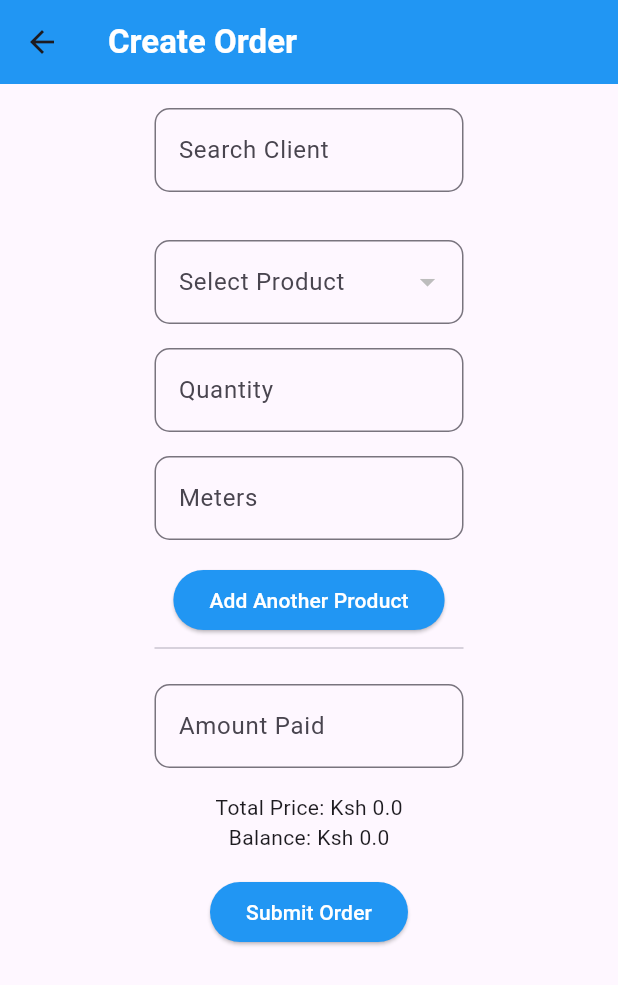
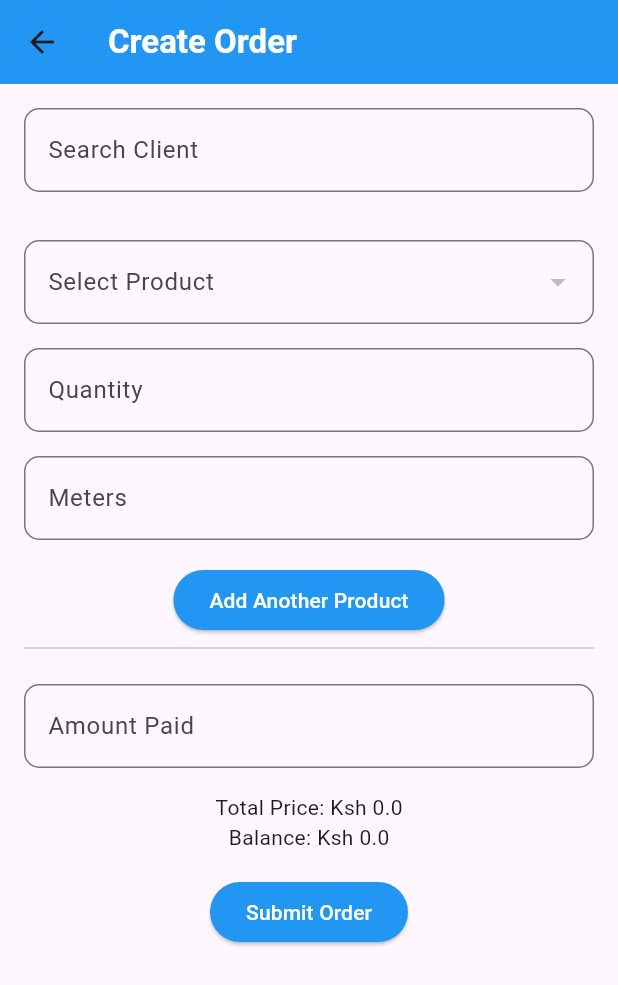
Before and after one commit to wycliffetyrell/halisicrm, a Flutter app: the OrdersPage screen opened by its route, on a phone screen of 412 x 824 dp. Shown: the top 985 px of the screen. Run offline on Flutter 3.47's test engine with Material 3 defaults, Android fonts, the light colour scheme and no system bars; our stand-ins replace fl_chart, google_fonts, hive, hive_flutter, shared_preferences; accounts and stored records are empty.

Commit message:
Amends after running on phone

```diff
--- a/lib/components/appbar.dart
+++ b/lib/components/appbar.dart
@@ -40,8 +40,9 @@ class MyAppBar extends StatelessWidget {
                   ),
                 ],
               ),
+
               Text(
-                'Welcome! Today is $formattedDate',
+                'Today is $formattedDate',
                 style: GoogleFonts.lato(
                     textStyle: const TextStyle(
                         fontFamily: 'RobotoMono',
--- a/lib/pages/login_page.dart
+++ b/lib/pages/login_page.dart
@@ -42,7 +42,6 @@ class _LoginScreenState extends State<LoginScreen> {
                   border: Border(
                     bottom: BorderSide(
                       color: Colors.blue,
-                      width: 2.0,
                     ),
                   ),
                 ),
@@ -69,7 +68,7 @@ class _LoginScreenState extends State<LoginScreen> {
                 child: Column(
                   children: [
                     FractionallySizedBox(
-                      widthFactor: 1 / 2, // Reduce width by 1/2
+
                       child: TextFormField(
                         controller: _emailController,
                         decoration: InputDecoration(
@@ -89,7 +88,6 @@ class _LoginScreenState extends State<LoginScreen> {
                     ),
                     SizedBox(height: 20),
                     FractionallySizedBox(
-                      widthFactor: 1 / 2, // Reduce width by 1/2
                       child: TextFormField(
                         controller: _passwordController,
                         decoration: InputDecoration(
--- a/lib/pages/orders_page.dart
+++ b/lib/pages/orders_page.dart
@@ -208,7 +208,7 @@ class _OrdersPageState extends State<OrdersPage> {
               mainAxisSize: MainAxisSize.min,
               children: [
                 Container(
-                  width: MediaQuery.of(context).size.width / 2,
+                  width: MediaQuery.of(context).size.width,
                   child: TextField(
                     controller: clientController,
                     decoration: InputDecoration(
@@ -246,7 +246,7 @@ class _OrdersPageState extends State<OrdersPage> {
                   Text('Selected Client: ${selectedCustomer!.name}'),
                 SizedBox(height: 16),
                 Container(
-                  width: MediaQuery.of(context).size.width / 2,
+                  width: MediaQuery.of(context).size.width,
                   child: ListView.builder(
                     shrinkWrap: true,
                     physics: NeverScrollableScrollPhysics(),
@@ -362,7 +362,7 @@ class _OrdersPageState extends State<OrdersPage> {
                 ),
                 SizedBox(height: 16),
                 Container(
-                  width: MediaQuery.of(context).size.width / 2,
+                  width: MediaQuery.of(context).size.width,
                   child: TextField(
                     controller: amountPaidController,
                     decoration: InputDecoration(
--- a/lib/pages/signup_page.dart
+++ b/lib/pages/signup_page.dart
@@ -83,7 +83,7 @@ class _SignupScreenState extends State<SignupScreen> {
           child: Form(
             key: _formKey,
             child: FractionallySizedBox(
-              widthFactor: 1 / 2, // Reduce width by 1/2
+
               child: ListView(
                 children: [
                   TextFormField(
```
Also changed, not shown: lib/pages/home_page.dart (+9 -9 lines).
